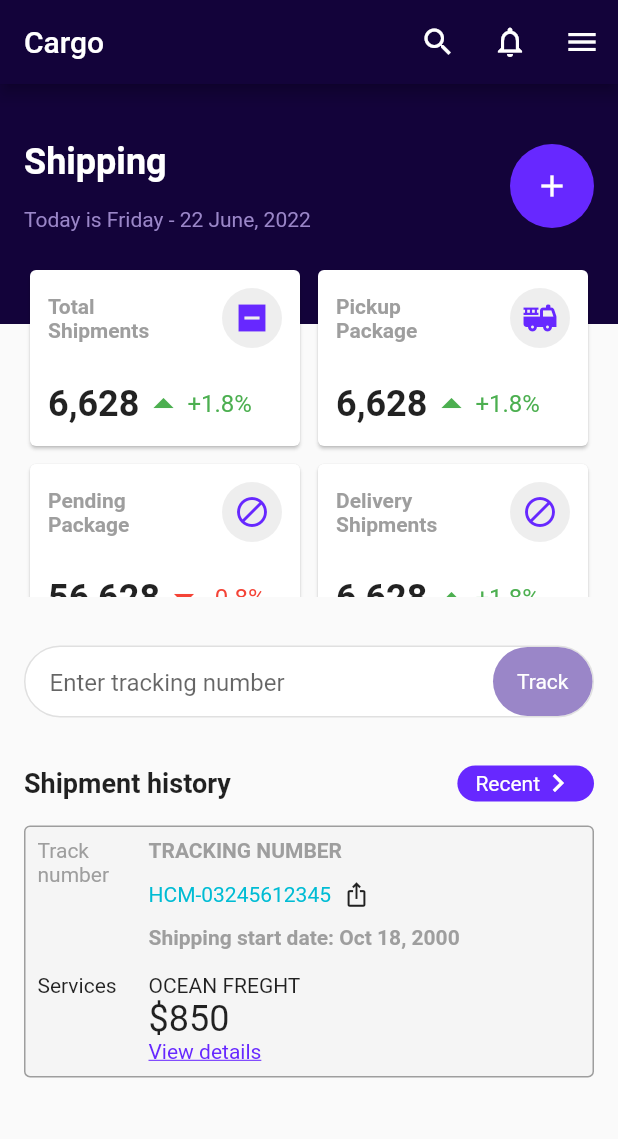
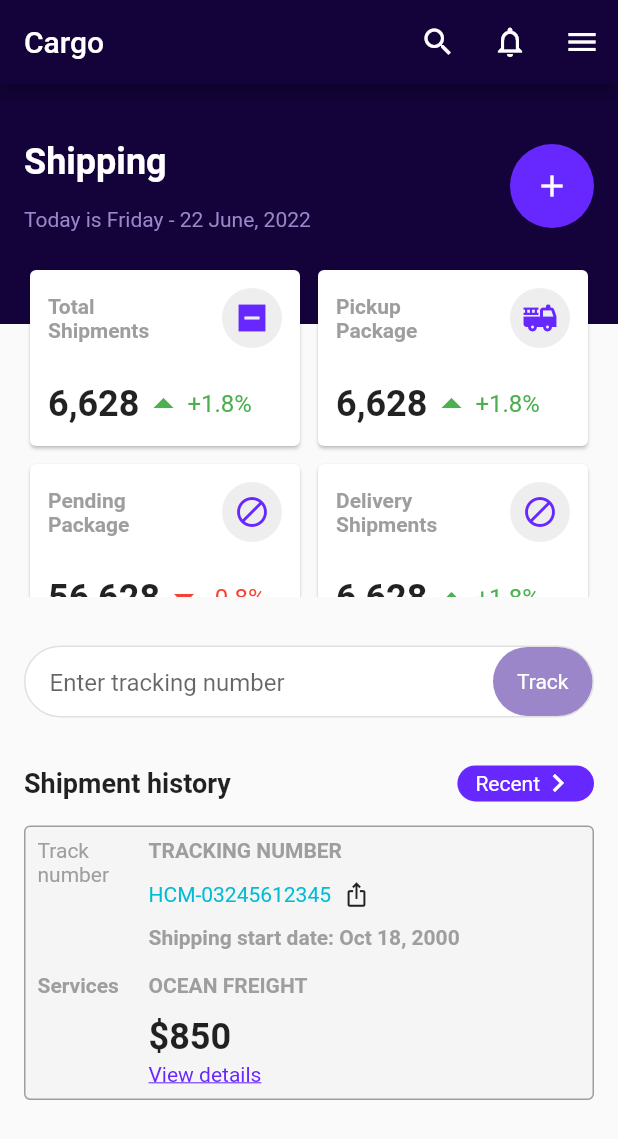
Before and after one commit to JAICHANGPARK/flutter_notebook_chapter_24, a Flutter app: the CargoShippingMainPage screen opened directly, on a phone screen of 412 x 824 dp. Shown: the top 1139 px of the screen. Run offline on Flutter 3.47's test engine with Material 2 defaults, Android fonts, the phone set to English and light mode, and no system bars.

Commit message:
Update cargo_shipping_main_page.dart

```diff
--- a/lib/ep1351_cargo_shipping_app/view/cargo_shipping_main_page.dart
+++ b/lib/ep1351_cargo_shipping_app/view/cargo_shipping_main_page.dart
@@ -465,7 +465,16 @@ class _CargoShippingMainPageState extends State<CargoShippingMainPage> {
                   Row(
                     crossAxisAlignment: CrossAxisAlignment.start,
                     children: [
-                      const SizedBox(width: 58, child: Text("Services")),
+                      const SizedBox(
+                        width: 58,
+                        child: Text(
+                          "Services",
+                          style: TextStyle(
+                            color: Colors.grey,
+                            fontWeight: FontWeight.bold,
+                          ),
+                        ),
+                      ),
                       const SizedBox(
                         width: 16,
                       ),
@@ -473,11 +482,19 @@ class _CargoShippingMainPageState extends State<CargoShippingMainPage> {
                         child: Column(
                           crossAxisAlignment: CrossAxisAlignment.start,
                           children: [
-                            const Text("OCEAN FREGHT"),
+                            const Text(
+                              "OCEAN FREIGHT",
+                              style: TextStyle(
+                                color: Colors.grey,
+                                fontWeight: FontWeight.bold,
+                              ),
+                            ),
                             const Text(
                               "\$850",
                               style: TextStyle(
                                 fontSize: 24,
+                                height: 1.8,
+                                fontWeight: FontWeight.bold,
                               ),
                             ),
                             Text(
@@ -486,7 +503,7 @@ class _CargoShippingMainPageState extends State<CargoShippingMainPage> {
                                 decoration: TextDecoration.underline,
                                 color: _accentColor,
                               ),
-                            )
+                            ),
                           ],
                         ),
                       )
```
